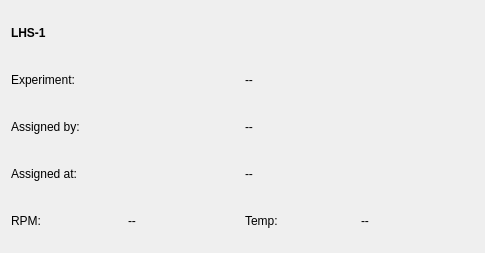
Above: reactorgui/uiCellOverviewWidget.ui from daharkan/ModularReactionPackage before the change. Below: the same form after it.
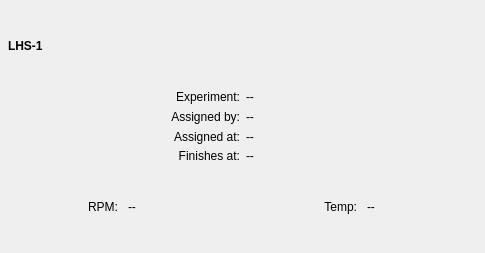
That is the form after the change.

Diff of the .ui file:
```diff
--- a/reactorgui/uiCellOverviewWidget.ui
+++ b/reactorgui/uiCellOverviewWidget.ui
@@ -23,6 +23,18 @@
    <property name="spacing">
     <number>4</number>
    </property>
+   <property name="leftMargin">
+    <number>8</number>
+   </property>
+   <property name="topMargin">
+    <number>8</number>
+   </property>
+   <property name="rightMargin">
+    <number>8</number>
+   </property>
+   <property name="bottomMargin">
+    <number>8</number>
+   </property>
    <item>
     <widget class="QLabel" name="slotLabel">
      <property name="font">
@@ -36,83 +48,119 @@
     </widget>
    </item>
    <item>
-    <layout class="QHBoxLayout" name="experimentLayout">
-     <item>
+    <layout class="QGridLayout" name="detailsLayout">
+     <property name="horizontalSpacing">
+      <number>6</number>
+     </property>
+     <property name="verticalSpacing">
+      <number>2</number>
+     </property>
+     <item row="0" column="0">
       <widget class="QLabel" name="experimentNameLabel">
        <property name="text">
         <string>Experiment:</string>
        </property>
+       <property name="alignment">
+        <set>Qt::AlignRight|Qt::AlignTrailing|Qt::AlignVCenter</set>
+       </property>
       </widget>
      </item>
-     <item>
+     <item row="0" column="1">
       <widget class="QLabel" name="experimentNameValueLabel">
        <property name="text">
         <string>--</string>
        </property>
       </widget>
      </item>
-    </layout>
-   </item>
-   <item>
-    <layout class="QHBoxLayout" name="assignedByLayout">
-     <item>
+     <item row="1" column="0">
       <widget class="QLabel" name="assignedByLabel">
        <property name="text">
         <string>Assigned by:</string>
        </property>
+       <property name="alignment">
+        <set>Qt::AlignRight|Qt::AlignTrailing|Qt::AlignVCenter</set>
+       </property>
       </widget>
      </item>
-     <item>
+     <item row="1" column="1">
       <widget class="QLabel" name="assignedByValueLabel">
        <property name="text">
         <string>--</string>
        </property>
       </widget>
      </item>
-    </layout>
-   </item>
-   <item>
-    <layout class="QHBoxLayout" name="assignedAtLayout">
-     <item>
+     <item row="2" column="0">
       <widget class="QLabel" name="assignedAtLabel">
        <property name="text">
         <string>Assigned at:</string>
        </property>
+       <property name="alignment">
+        <set>Qt::AlignRight|Qt::AlignTrailing|Qt::AlignVCenter</set>
+       </property>
       </widget>
      </item>
-     <item>
+     <item row="2" column="1">
       <widget class="QLabel" name="assignedAtValueLabel">
        <property name="text">
         <string>--</string>
        </property>
       </widget>
      </item>
+     <item row="3" column="0">
+      <widget class="QLabel" name="finishesAtLabel">
+       <property name="text">
+        <string>Finishes at:</string>
+       </property>
+       <property name="alignment">
+        <set>Qt::AlignRight|Qt::AlignTrailing|Qt::AlignVCenter</set>
+       </property>
+      </widget>
+     </item>
+     <item row="3" column="1">
+      <widget class="QLabel" name="finishesAtValueLabel">
+       <property name="text">
+        <string>--</string>
+       </property>
+      </widget>
+     </item>
     </layout>
    </item>
    <item>
-    <layout class="QHBoxLayout" name="rpmTempLayout">
-     <item>
+    <layout class="QGridLayout" name="metricsLayout">
+     <property name="horizontalSpacing">
+      <number>10</number>
+     </property>
+     <property name="verticalSpacing">
+      <number>2</number>
+     </property>
+     <item row="0" column="0">
       <widget class="QLabel" name="rpmLabel">
        <property name="text">
         <string>RPM:</string>
        </property>
+       <property name="alignment">
+        <set>Qt::AlignRight|Qt::AlignTrailing|Qt::AlignVCenter</set>
+       </property>
       </widget>
      </item>
-     <item>
+     <item row="0" column="1">
       <widget class="QLabel" name="rpmValueLabel">
        <property name="text">
         <string>--</string>
        </property>
       </widget>
      </item>
-     <item>
+     <item row="0" column="2">
       <widget class="QLabel" name="tempLabel">
        <property name="text">
         <string>Temp:</string>
        </property>
+       <property name="alignment">
+        <set>Qt::AlignRight|Qt::AlignTrailing|Qt::AlignVCenter</set>
+       </property>
       </widget>
      </item>
-     <item>
+     <item row="0" column="3">
       <widget class="QLabel" name="tempValueLabel">
        <property name="text">
         <string>--</string>
```
